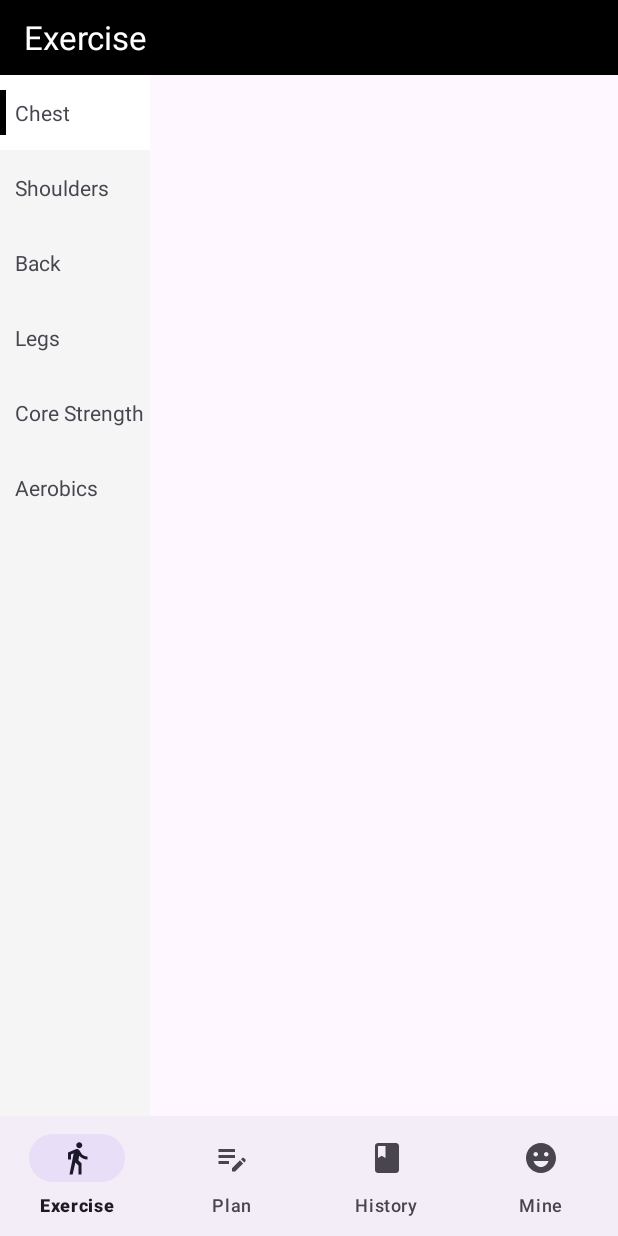
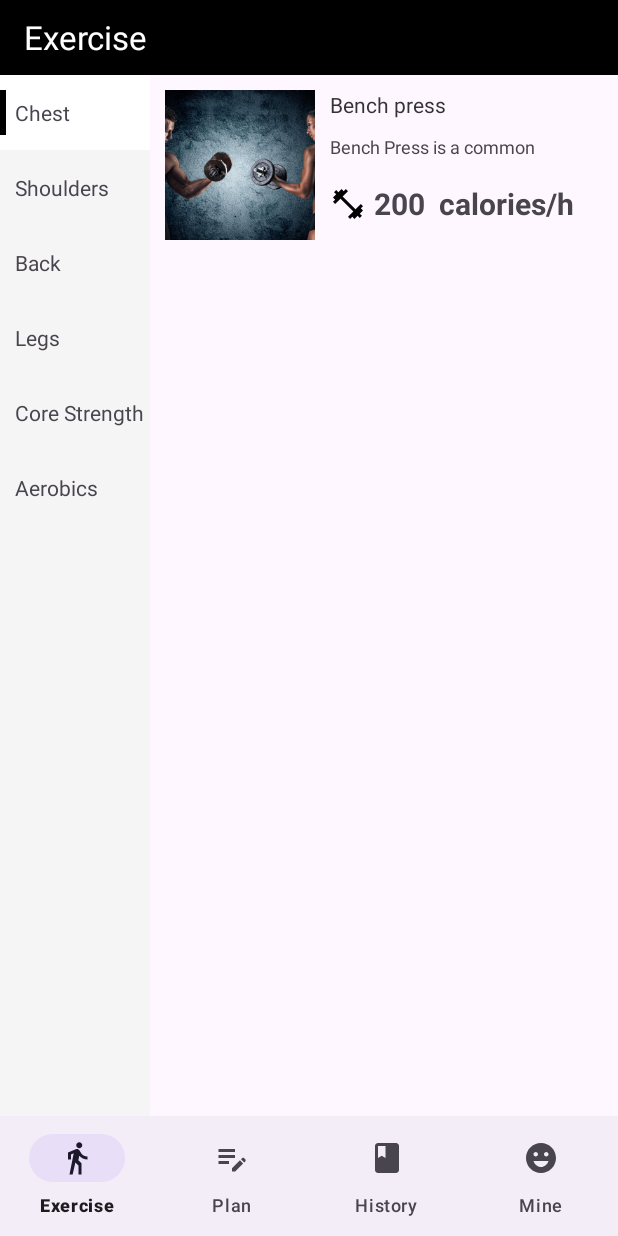
Before and after one commit to Yellow021223/InGYM, an Android app: the ExerciseFragment screen opened directly, with no data from a screen before it, on a phone screen of 412 x 824 dp. Run offline under Robolectric (Android 15) with nearby library versions, the phone set to English and light mode, and no system bars.

Commit message:
exercise details

```diff
--- a/app/src/main/AndroidManifest.xml
+++ b/app/src/main/AndroidManifest.xml
@@ -12,6 +12,9 @@
         android:supportsRtl="true"
         android:theme="@style/Theme.Login"
         tools:targetApi="31">
+        <activity
+            android:name=".ExerciseDetailsActivity"
+            android:exported="false" />
         <activity
             android:name=".SurveyActivity"
             android:exported="false" />
--- /dev/null
+++ b/app/src/main/java/com/app/login/adapter/RightListAdapter.java
@@ -0,0 +1,102 @@
+package com.app.login.adapter;
+
+import android.annotation.SuppressLint;
+import android.hardware.display.DeviceProductInfo;
+import android.view.LayoutInflater;
+import android.view.View;
+import android.view.ViewGroup;
+import android.widget.ImageView;
+import android.widget.TextView;
+
+import androidx.annotation.NonNull;
+import androidx.recyclerview.widget.RecyclerView;
+
+import com.app.login.R;
+import com.app.login.entity.ExerciseInfo;
+
+import java.util.ArrayList;
+import java.util.List;
+
+public class RightListAdapter extends RecyclerView.Adapter<RightListAdapter.Myholder> {
+
+    private List<ExerciseInfo> mExerciseInfos = new ArrayList<>();
+
+
+    public void setListData(List<ExerciseInfo> list){
+
+        this.mExerciseInfos = list;
+        //一定要刷新
+        notifyDataSetChanged();
+
+    }
+
+    @NonNull
+    @Override
+    public Myholder onCreateViewHolder(@NonNull ViewGroup parent, int viewType) {
+
+        View view = LayoutInflater.from(parent.getContext()).inflate(R.layout.right_list_item, null);
+        return new Myholder(view);
+    }
+
+    @SuppressLint("SetTextI18n")
+    @Override
+    public void onBindViewHolder(@NonNull Myholder holder, @SuppressLint("RecyclerView") int position) {
+
+        //绑定数据
+        ExerciseInfo exerciseInfo = mExerciseInfos.get(position);
+
+        holder.exercise_img.setImageResource(exerciseInfo.getProduct_img());
+        holder.exercise_title.setText(exerciseInfo.getExercise_title());
+        holder.exercise_details.setText(exerciseInfo.getExercise_details());
+
+        //这里一定注意，只能设置String类型
+        holder.exercise_calories.setText(exerciseInfo.getExercise_calories()+"");
+
+        //点击事件
+        holder.itemView.setOnClickListener(new View.OnClickListener() {
+            @Override
+            public void onClick(View v) {
+                if(null != mOnItemClickListener){
+                    mOnItemClickListener.onItemClick(exerciseInfo,position);
+                }
+            }
+        });
+
+
+    }
+
+    @Override
+    public int getItemCount() {
+        return mExerciseInfos.size();
+    }
+
+    static class Myholder extends RecyclerView.ViewHolder{
+
+        ImageView exercise_img;
+        TextView exercise_title;
+        TextView exercise_details;
+        TextView exercise_calories;
+
+
+
+        public Myholder(@NonNull View itemView) {
+
+            super(itemView);
+            exercise_img = itemView.findViewById(R.id.exercise_img);
+            exercise_title = itemView.findViewById(R.id.exercise_title);
+            exercise_details = itemView.findViewById(R.id.exercise_details);
+            exercise_calories = itemView.findViewById(R.id.exercise_calories);
+        }
+    }
+
+    private onItemClickListener mOnItemClickListener;
+
+
+    public void setOnItemClickListener(onItemClickListener mOnItemClickListener) {
+        this.mOnItemClickListener = mOnItemClickListener;
+    }
+
+    public interface onItemClickListener{
+        void onItemClick(ExerciseInfo exerciseInfo,int positionn);
+    }
+}
--- /dev/null
+++ b/app/src/main/java/com/app/login/entity/Dataservice.java
@@ -0,0 +1,40 @@
+package com.app.login.entity;
+
+import com.app.login.R;
+
+import java.util.ArrayList;
+import java.util.List;
+
+public class Dataservice {
+
+    /**
+     * 模拟提供数据
+     */
+
+
+    public static List<ExerciseInfo> getListData(int position){
+        List<ExerciseInfo> list = new ArrayList<>();
+        if (position == 0){
+            list.add(new ExerciseInfo(0, R.mipmap.login_poster,"Bench press","Bench Press is a common strength training exercise primarily used to develop the pectoralis major (chest muscles), anterior deltoids (front shoulders), and triceps brachii (triceps). It is one of the key movements for measuring upper body pushing strength.",200));
+
+
+        }else if (position == 1){
+            list.add(new ExerciseInfo(0, R.mipmap.login_poster,"Pull-up","Pull-up is a common upper body strength training exercise that primarily targets the back, arms, and shoulders.",180));
+
+
+        }else if (position == 2){
+
+
+        }else if (position == 3){
+
+
+        }else if (position == 4){
+
+
+        }else {
+
+
+        }
+        return list;
+    }
+}
--- /dev/null
+++ b/app/src/main/java/com/app/login/entity/ExerciseInfo.java
@@ -0,0 +1,63 @@
+package com.app.login.entity;
+
+import java.io.Serializable;
+
+public class ExerciseInfo implements Serializable {
+
+    private int exercise_id;
+    private int product_img;
+    private String exercise_title;
+    private String exercise_details;
+    private int exercise_calories;
+
+
+
+
+    public ExerciseInfo(int exercise_id, int product_img, String exercise_title, String exercise_details,int exercise_calories) {
+        this.exercise_id = exercise_id;
+        this.product_img = product_img;
+        this.exercise_title = exercise_title;
+        this.exercise_details = exercise_details;
+        this.exercise_calories = exercise_calories;
+    }
+
+    public int getExercise_id() {
+        return exercise_id;
+    }
+
+    public void setExercise_id(int exercise_id) {
+        this.exercise_id = exercise_id;
+    }
+
+    public int getProduct_img() {
+        return product_img;
+    }
+
+    public void setProduct_img(int product_img) {
+        this.product_img = product_img;
+    }
+
+    public String getExercise_title() {
+        return exercise_title;
+    }
+
+    public void setExercise_title(String exercise_title) {
+        this.exercise_title = exercise_title;
+    }
+
+    public String getExercise_details() {
+        return exercise_details;
+    }
+
+    public void setExercise_details(String exercise_details) {
+        this.exercise_details = exercise_details;
+    }
+
+    public int getExercise_calories() {
+        return exercise_calories;
+    }
+
+    public void setExercise_calories(int exercise_calories) {
+        this.exercise_calories = exercise_calories;
+    }
+}
--- a/app/src/main/java/com/app/login/fragment/ExerciseFragment.java
+++ b/app/src/main/java/com/app/login/fragment/ExerciseFragment.java
@@ -1,5 +1,6 @@
 package com.app.login.fragment;
 
+import android.content.Intent;
 import android.os.Bundle;
 
 import androidx.annotation.Nullable;
@@ -11,8 +12,12 @@ import android.view.View;
 import android.view.ViewGroup;
 import android.widget.Toast;
 
+import com.app.login.ExerciseDetailsActivity;
 import com.app.login.R;
 import com.app.login.adapter.LeftListAdapter;
+import com.app.login.adapter.RightListAdapter;
+import com.app.login.entity.Dataservice;
+import com.app.login.entity.ExerciseInfo;
 
 import java.util.ArrayList;
 import java.util.List;
@@ -22,7 +27,9 @@ public class ExerciseFragment extends Fragment {
 
     private View rootView;
     private RecyclerView leftRecyclerView;
+    private RecyclerView rightRecyclerView;
     private LeftListAdapter mLeftListAdapter;
+    private RightListAdapter mRightListAdapter;
 
     private List<String> leftDataList = new ArrayList<>();
 
@@ -35,6 +42,7 @@ public class ExerciseFragment extends Fragment {
 
         //初始化控件
         leftRecyclerView = rootView.findViewById(R.id.leftRecyclerView);
+        rightRecyclerView = rootView.findViewById(R.id.rightRecyclerView);
 
         return rootView;
     }
@@ -53,12 +61,35 @@ public class ExerciseFragment extends Fragment {
         mLeftListAdapter = new LeftListAdapter(leftDataList);
         leftRecyclerView.setAdapter(mLeftListAdapter);
 
+        mRightListAdapter = new RightListAdapter();
+        rightRecyclerView.setAdapter(mRightListAdapter);
+        //默认加载运动的数据为第0页
+        mRightListAdapter.setListData(Dataservice.getListData(0));
+
+        //recyclerView点击事件
+        mRightListAdapter.setOnItemClickListener(new RightListAdapter.onItemClickListener() {
+            @Override
+            public void onItemClick(ExerciseInfo exerciseInfo, int positionn) {
+
+                //跳转传值
+                Intent intent = new Intent(getActivity(), ExerciseDetailsActivity.class);
+
+                //intent 传递对象的时候，实体类一定要实现implements Serializable
+                intent.putExtra("exerciseInfo",exerciseInfo);
+                startActivity(intent);
+
+            }
+        });
+
 
         //recyclerView点击事件
         mLeftListAdapter.setmLeftListonClickItemListener(new LeftListAdapter.LeftListonClickItemListener() {
             @Override
             public void onItemClick(int position) {
                 mLeftListAdapter.setCurrentIndex(position);
+
+                //点击左侧分类切换对应的列表数据
+                mRightListAdapter.setListData(Dataservice.getListData(position));
             }
         });
     }
--- /dev/null
+++ b/app/src/main/res/drawable/baseline_fitness_center_24.xml
@@ -0,0 +1,5 @@
+<vector xmlns:android="http://schemas.android.com/apk/res/android" android:height="24dp" android:tint="#040303" android:viewportHeight="24" android:viewportWidth="24" android:width="24dp">
+
+    <path android:fillColor="@android:color/white" android:pathData="M20.57,14.86L22,13.43 20.57,12 17,15.57 8.43,7 12,3.43 10.57,2 9.14,3.43 7.71,2 5.57,4.14 4.14,2.71 2.71,4.14l1.43,1.43L2,7.71l1.43,1.43L2,10.57 3.43,12 7,8.43 15.57,17 12,20.57 13.43,22l1.43,-1.43L16.29,22l2.14,-2.14 1.43,1.43 1.43,-1.43 -1.43,-1.43L22,16.29z"/>
+
+</vector>
--- a/app/src/main/res/layout/fragment_exercise.xml
+++ b/app/src/main/res/layout/fragment_exercise.xml
@@ -44,6 +44,7 @@
             <androidx.recyclerview.widget.RecyclerView
                 android:id="@+id/rightRecyclerView"
                 tools:listitem="@layout/right_list_item"
+                app:layoutManager="androidx.recyclerview.widget.LinearLayoutManager"
                 android:layout_width="match_parent"
                 android:layout_height="match_parent"/>
 
--- a/app/src/main/res/layout/right_list_item.xml
+++ b/app/src/main/res/layout/right_list_item.xml
@@ -1,6 +1,85 @@
 <?xml version="1.0" encoding="utf-8"?>
 <androidx.appcompat.widget.LinearLayoutCompat xmlns:android="http://schemas.android.com/apk/res/android"
     android:layout_width="match_parent"
-    android:layout_height="match_parent">
+    android:layout_height="match_parent"
+    >
+
+    <androidx.appcompat.widget.LinearLayoutCompat
+        android:layout_margin="10dp"
+        android:layout_width="match_parent"
+        android:layout_height="wrap_content">
+
+        <ImageView
+            android:id="@+id/exercise_img"
+            android:layout_width="100dp"
+            android:layout_height="100dp"
+            android:src="@mipmap/login_poster"
+            android:scaleType="centerCrop"
+            />
+
+        <androidx.appcompat.widget.LinearLayoutCompat
+            android:layout_width="match_parent"
+            android:layout_height="match_parent"
+            android:orientation="vertical"
+            android:layout_marginLeft="10dp">
+
+
+            <TextView
+                android:id="@+id/exercise_title"
+                android:layout_width="wrap_content"
+                android:layout_height="wrap_content"
+                android:singleLine="true"
+                android:textColor="#333"
+                android:text="Bench Press"/>
+
+            <TextView
+                android:id="@+id/exercise_details"
+                android:layout_width="match_parent"
+                android:layout_height="wrap_content"
+                android:layout_marginTop="10dp"
+                android:textSize="12sp"
+                android:maxLines="1"
+                android:text="Bench Press is a common strength training exercise primarily used to develop the pectoralis major (chest muscles), anterior deltoids (front shoulders), and triceps brachii (triceps). It is one of the key movements for measuring upper body pushing strength."/>
+
+
+
+            <androidx.appcompat.widget.LinearLayoutCompat
+                android:layout_width="wrap_content"
+                android:layout_height="wrap_content"
+                android:layout_marginTop="16dp">
+
+
+
+                <ImageView
+                    android:layout_width="wrap_content"
+                    android:layout_height="wrap_content"
+                    android:layout_gravity="bottom"
+                    android:layout_marginBottom="1dp"
+                    android:src="@drawable/baseline_fitness_center_24"/>
+
+                <TextView
+                    android:id="@+id/exercise_calories"
+                    android:layout_width="wrap_content"
+                    android:layout_height="wrap_content"
+                    android:textSize="20sp"
+                    android:textStyle="bold"
+                    android:layout_marginLeft="5dp"
+                    android:text="200"/>
+                <TextView
+                    android:layout_width="wrap_content"
+                    android:layout_height="wrap_content"
+                    android:textSize="20sp"
+                    android:textStyle="bold"
+                    android:text="  calories/h"/>
+            </androidx.appcompat.widget.LinearLayoutCompat>
+
+
+
+
+        </androidx.appcompat.widget.LinearLayoutCompat>
+    </androidx.appcompat.widget.LinearLayoutCompat>
+
+
+
 
 </androidx.appcompat.widget.LinearLayoutCompat>
```
Also changed, not shown: app/src/main/java/com/app/login/ExerciseDetailsActivity.java (added, +63 -0 lines), app/src/main/res/layout/activity_exercise_details.xml (added, +114 -0 lines).
